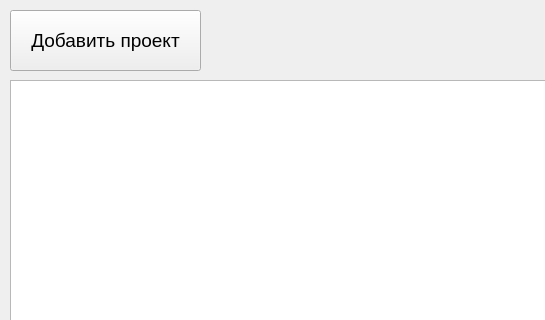
First picture: the form in Barbaris/Launcher.ui, repository Quofite/Barbaris, before the edit; both pictures show x 0 to 545 and y 0 to 320 of the 900 by 570 pixel window.
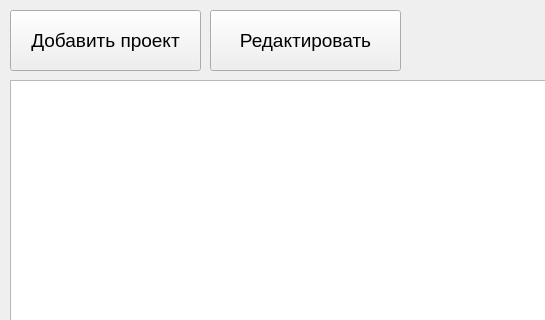
Second picture: the form after the edit. Icons and pictures are not drawn.

What changed in the file:
```diff
--- a/Barbaris/Launcher.ui
+++ b/Barbaris/Launcher.ui
@@ -175,6 +175,24 @@
      <number>70</number>
     </property>
    </widget>
+   <widget class="QPushButton" name="confProjsBtn">
+    <property name="geometry">
+     <rect>
+      <x>210</x>
+      <y>10</y>
+      <width>191</width>
+      <height>61</height>
+     </rect>
+    </property>
+    <property name="font">
+     <font>
+      <pointsize>14</pointsize>
+     </font>
+    </property>
+    <property name="text">
+     <string>Редактировать</string>
+    </property>
+   </widget>
   </widget>
  </widget>
  <resources/>
```
